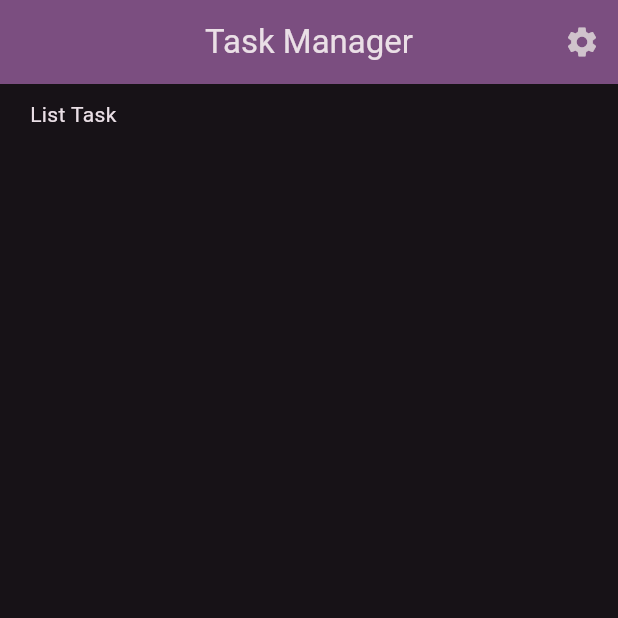
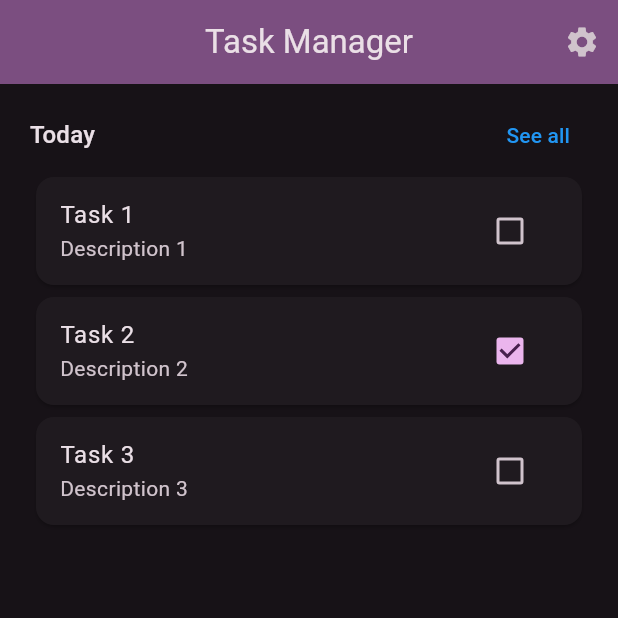
Before and after one commit to MarioQuirosLuna/Task_Manager_Flutter, a Flutter app: the screen it shows after launch, on a phone screen of 412 x 824 dp, the top half of it. Run offline on Flutter 3.47's test engine with Material 2 defaults, Android fonts, the phone set to English and light mode, and no system bars.

Commit message:
Add Uuid and task provider

```diff
--- a/lib/domain/entities/task.dart
+++ b/lib/domain/entities/task.dart
@@ -1,5 +1,5 @@
 class Task {
-  late final int id;
+  late final String id;
   final String title;
   final String description;
   final DateTime date;
--- a/lib/main.dart
+++ b/lib/main.dart
@@ -1,15 +1,23 @@
 import 'package:flutter/material.dart';
 import 'package:provider/provider.dart';
+import 'package:task_manager_flutter/presentation/providers/task_provider.dart';
 import 'package:task_manager_flutter/presentation/screens/homeListTask/home_list_task_screen.dart';
 
 import 'config/theme/app_theme.dart';
 
 void main() {
   runApp(
-    ChangeNotifierProvider(
-      create: (_) => ThemeProvider(),
-      child: const MyApp(),
-    ),
+    MultiProvider(
+        providers: [
+          ChangeNotifierProvider(
+            create: (_) => ThemeProvider(),
+          ),
+          ChangeNotifierProvider(
+              create:(_) => TaskProvider(),
+          ),
+        ],
+        child: const MyApp(),
+    )
   );
 }
 
--- a/lib/presentation/providers/task_provider.dart
+++ b/lib/presentation/providers/task_provider.dart
@@ -1,22 +1,34 @@
 import 'package:flutter/material.dart';
+import 'package:uuid/uuid.dart';
 
 import '../../domain/entities/task.dart';
 
 class TaskProvider extends ChangeNotifier{
   List<Task> listTask = [
     Task(
-        1,
+        const Uuid().v1(),
         title: "Task 1",
         description: "Description 1",
+        date: DateTime.now(),
+        isDone: false
+    ),
+    Task(
+        const Uuid().v1(),
+        title: "Task 2",
+        description: "Description 2",
+        date: DateTime.now(),
+        isDone: true
+    ),Task(
+        const Uuid().v1(),
+        title: "Task 3",
+        description: "Description 3",
         date: DateTime.now(),
         isDone: false
     )
   ];
 
-
-
   void addTask(Task task){
-    task.id = listTask.length + 1;
+    task.id = const Uuid().v1();
     listTask.add(task);
     notifyListeners();
   }
@@ -28,4 +40,5 @@ class TaskProvider extends ChangeNotifier{
     listTask[listTask.indexWhere((element) => element.id == task.id)] = task;
     notifyListeners();
   }
+  List<Task> get tasks => listTask;
 }
--- a/lib/presentation/screens/homeListTask/home_list_task_screen.dart
+++ b/lib/presentation/screens/homeListTask/home_list_task_screen.dart
@@ -1,4 +1,6 @@
 import 'package:flutter/material.dart';
+import 'package:provider/provider.dart';
+import 'package:task_manager_flutter/presentation/providers/task_provider.dart';
 
 import '../settings/settings_screen.dart';
 
@@ -13,6 +15,7 @@ class HomeListTaskState extends State<HomeListTask>{
 
   @override
   Widget build(BuildContext context) {
+    final taskProvider = context.watch<TaskProvider>();
     return SafeArea(
       child: Scaffold(
         appBar: AppBar(
@@ -32,9 +35,66 @@ class HomeListTaskState extends State<HomeListTask>{
         ),
         body: Padding(
           padding: const EdgeInsets.symmetric(horizontal: 20, vertical: 10),
-          child: Text("List Task")
+          child: SafeArea(
+            child: Column(
+              children: [
+                const _TaskDateFilter(),
+                _TaskList(taskProvider: taskProvider),
+              ],
+            ),
+          )
         ),
       ),
     );
   }
 }
+
+class _TaskDateFilter extends StatelessWidget {
+  const _TaskDateFilter({
+    super.key,
+  });
+
+  @override
+  Widget build(BuildContext context) {
+    return Row(
+      mainAxisAlignment: MainAxisAlignment.spaceBetween,
+      children: [
+        Text('Today', style: Theme.of(context).textTheme.titleMedium),
+        TextButton(
+          onPressed: () {},
+          child: const Text('See all', style: TextStyle(color: Colors.blue)),
+        )
+      ],
+    );
+  }
+}
+
+class _TaskList extends StatelessWidget {
+  const _TaskList({
+    super.key,
+    required this.taskProvider,
+  });
+
+  final TaskProvider taskProvider;
+
+  @override
+  Widget build(BuildContext context) {
+    return Expanded(
+      child: ListView.builder(
+        itemCount: taskProvider.tasks.length,
+        itemBuilder: (context, index) {
+          return Card(
+            child: ListTile(
+              title: Text(taskProvider.tasks[index].title),
+              subtitle: Text(taskProvider.tasks[index].description),
+              trailing: Checkbox(
+                value: taskProvider.tasks[index].isDone,
+                onChanged: (value) {},
+              ),
+            ),
+          );
+        },
+      ),
+    );
+  }
+}
--- a/pubspec.yaml
+++ b/pubspec.yaml
@@ -36,6 +36,7 @@ dependencies:
   # Use with the CupertinoIcons class for iOS style icons.
   cupertino_icons: ^1.0.2
   provider: ^6.0.5
+  uuid: ^4.1.0
 
 dev_dependencies:
   flutter_test:
```
Also changed, not shown: pubspec.lock.
